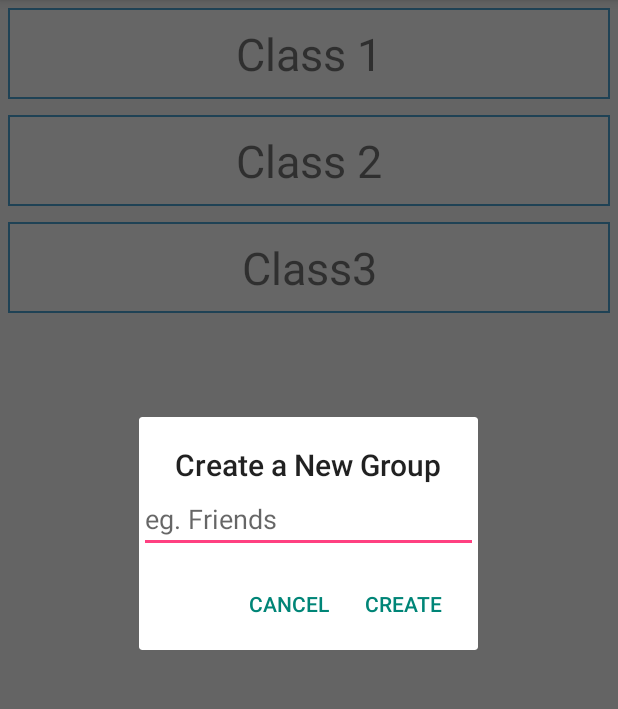
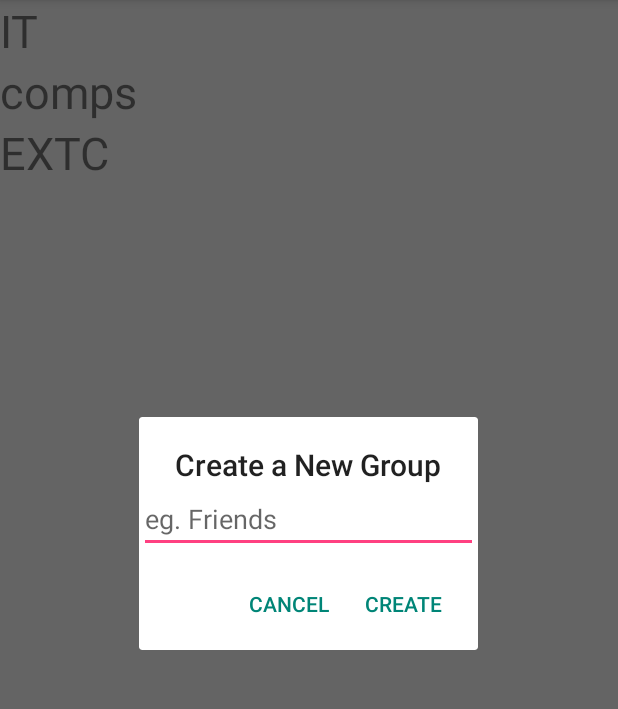
Before and after one commit to AnkitaKar1998/Authentication, an Android app: the screen it shows after launch once a user with an empty profile is signed in (TeacherActivity), in the options menu, after a tap on "Create Group", on a phone screen of 412 x 824 dp, the part 84-793 px from its top. Run offline under Robolectric (Android 15) with nearby library versions, the phone set to English and light mode, and no system bars; our stand-ins replace Firebase (no records; nobody signed in at launch, a user with empty details on screens opened directly).

Commit message:
temp push

```diff
--- a/app/src/main/java/com/example/divak/authentication/RecyclerViewAdapter.java
+++ b/app/src/main/java/com/example/divak/authentication/RecyclerViewAdapter.java
@@ -9,16 +9,21 @@ import android.view.ViewGroup;
 import android.widget.TextView;
 //import com.example.divak.authentication.R
 
-public class RecyclerViewAdapter extends RecyclerView.Adapter<RecyclerView.ViewHolder> {
+public class RecyclerViewAdapter extends RecyclerView.Adapter<RecyclerViewAdapter.Items> {
     Context context;
     String[] item;
+    ClickListner clickListner;
 
     public RecyclerViewAdapter(Context context, String[] item){
         this.context=context;
         this.item=item;
     }
+
+    interface ClickListner{
+        public void onClick(int position);
+    }
     @Override
-    public RecyclerView.ViewHolder onCreateViewHolder(ViewGroup parent, int viewType) {
+    public Items onCreateViewHolder(ViewGroup parent, int viewType) {
         LayoutInflater inflater = LayoutInflater.from(context);
         View row = inflater.inflate(R.layout.items_layout,parent,false );
         Items i = new Items(row);
@@ -26,9 +31,8 @@ public class RecyclerViewAdapter extends RecyclerView.Adapter<RecyclerView.ViewH
     }
 
     @Override
-    public void onBindViewHolder(RecyclerView.ViewHolder holder, int position) {
-        ((Items)holder).textView.setText(item[position]);
-
+    public void onBindViewHolder(Items holder, int position) {
+        holder.textView.setText(item[position]);
     }
 
     @Override
@@ -41,6 +45,13 @@ public class RecyclerViewAdapter extends RecyclerView.Adapter<RecyclerView.ViewH
         public Items(View itemView) {
             super(itemView);
             textView = (TextView) itemView.findViewById(R.id.rectxtview);
+            textView.setOnClickListener(new View.OnClickListener() {
+                @Override
+                public void onClick(View view) {
+                    clickListner.onClick(0);
+                }
+            });
         }
+
     }
 }
--- a/app/src/main/java/com/example/divak/authentication/TeacherActivity.java
+++ b/app/src/main/java/com/example/divak/authentication/TeacherActivity.java
@@ -9,6 +9,7 @@ import android.support.v7.widget.RecyclerView;
 import android.text.TextUtils;
 import android.view.Menu;
 import android.view.MenuItem;
+import android.view.View;
 import android.widget.EditText;
 import android.widget.TextView;
 import android.widget.Toast;
@@ -23,7 +24,9 @@ public class TeacherActivity extends AppCompatActivity {
     FirebaseAuth firebaseAuth;
     FirebaseUser user;
     RecyclerView recyclerview;
-    String[] i = {"Class 1","Class 2","Class3"};
+    String[] i = {"IT","comps","EXTC"};
+
+    TextView itdep,comps,extc;
 
 
     @Override
@@ -34,6 +37,52 @@ public class TeacherActivity extends AppCompatActivity {
        // btnLogout = (Button)findViewById(R.id.btnLogout);
         //tvInfo =(TextView)findViewById(R.id.tvInfo);
         firebaseAuth=FirebaseAuth.getInstance();
+
+        itdep=findViewById(R.id.it_tv);
+        comps=findViewById(R.id.comps_tv);
+        extc=findViewById(R.id.extc_tv);
+
+
+
+//        recyclerview = (RecyclerView) findViewById(R.id.rcv);
+//        recyclerview.setLayoutManager(new LinearLayoutManager(this));
+//        recyclerview.setAdapter(new RecyclerViewAdapter(this,i));
+//
+//        RecyclerViewAdapter.ClickListner clickListner=new RecyclerViewAdapter.ClickListner() {
+//            @Override
+//            public void onClick(int position) {
+//                Intent intent=new Intent(getBaseContext(),TeacherChatActivity.class);
+//                intent.putExtra("Gname",i[0]);
+//                startActivity(intent);
+//            }
+//        };
+
+        itdep.setOnClickListener(new View.OnClickListener() {
+            @Override
+            public void onClick(View view) {
+                Intent intent=new Intent(getBaseContext(),TeacherChatActivity.class);
+                intent.putExtra("Gname","IT");
+                startActivity(intent);
+            }
+        });
+
+        comps.setOnClickListener(new View.OnClickListener() {
+            @Override
+            public void onClick(View view) {
+                Intent intent=new Intent(getBaseContext(),TeacherChatActivity.class);
+                intent.putExtra("Gname","comps");
+                startActivity(intent);
+            }
+        });
+
+        extc.setOnClickListener(new View.OnClickListener() {
+            @Override
+            public void onClick(View view) {
+                Intent intent=new Intent(getBaseContext(),TeacherChatActivity.class);
+                intent.putExtra("Gname","EXTC");
+                startActivity(intent);
+            }
+        });
 
 
         String email=firebaseAuth.getCurrentUser().getEmail();
@@ -51,9 +100,7 @@ public class TeacherActivity extends AppCompatActivity {
     @Override
     public boolean onOptionsItemSelected(MenuItem item) {
 
-        recyclerview = (RecyclerView) findViewById(R.id.rcv);
-        recyclerview.setLayoutManager(new LinearLayoutManager(this));
-        recyclerview.setAdapter(new RecyclerViewAdapter(this,i));
+
         if (item.getItemId() == R.id.menuCreateGroup) {
             Toast.makeText(this, "Developed By Divakar Pandey", Toast.LENGTH_SHORT).show();
             RequestNewGroup();
--- a/app/src/main/res/layout/activity_teacher.xml
+++ b/app/src/main/res/layout/activity_teacher.xml
@@ -3,12 +3,34 @@
     android:id="@+id/activity_teacher"
     android:layout_width="match_parent"
     android:layout_height="match_parent"
-    tools:context="com.example.divak.authentication.TeacherActivity">
+    tools:context="com.example.divak.authentication.TeacherActivity"
+    android:orientation="vertical">
 
-    <android.support.v7.widget.RecyclerView
-        android:id="@+id/rcv"
+    <!--<android.support.v7.widget.RecyclerView-->
+        <!--android:id="@+id/rcv"-->
+        <!--android:layout_width="match_parent"-->
+        <!--android:layout_height="wrap_content"-->
+        <!--/>-->
+
+    <TextView
+        android:id="@+id/it_tv"
         android:layout_width="match_parent"
         android:layout_height="wrap_content"
-        />
+        android:text="IT"
+        android:textSize="30sp"/>
+
+    <TextView
+        android:id="@+id/comps_tv"
+        android:layout_width="match_parent"
+        android:layout_height="wrap_content"
+        android:text="comps"
+        android:textSize="30sp"/>
+
+    <TextView
+        android:id="@+id/extc_tv"
+        android:layout_width="match_parent"
+        android:layout_height="wrap_content"
+        android:text="EXTC"
+        android:textSize="30sp"/>
 
 </LinearLayout>
```
Also changed, not shown: app/src/main/java/com/example/divak/authentication/TeacherChatActivity.java (+7 -2 lines).
